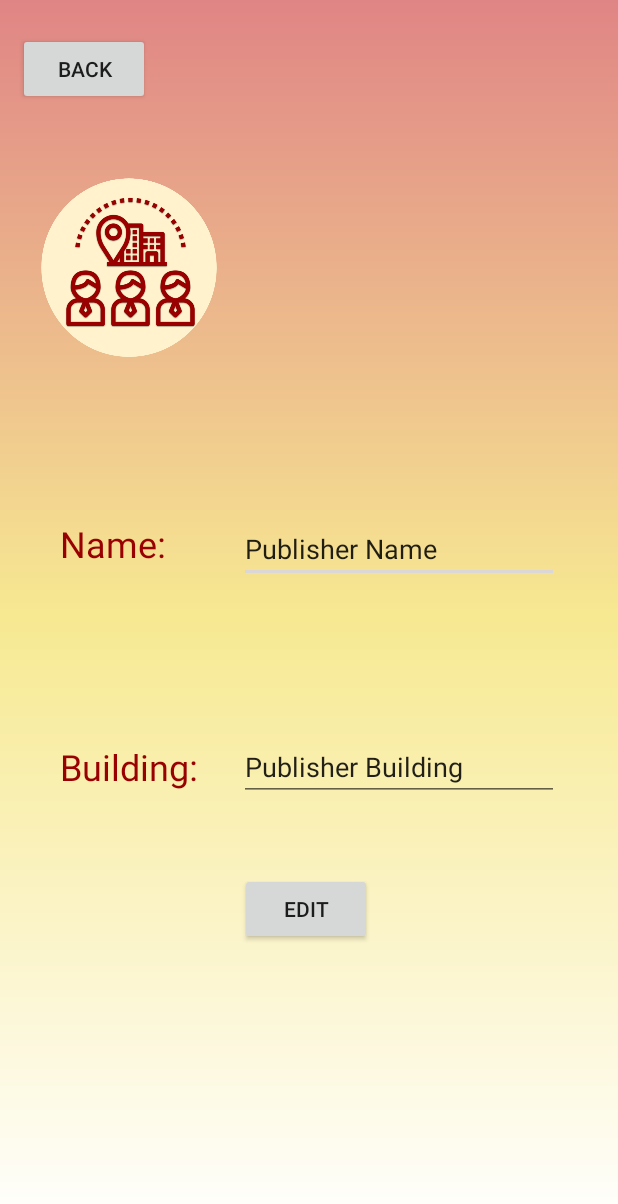
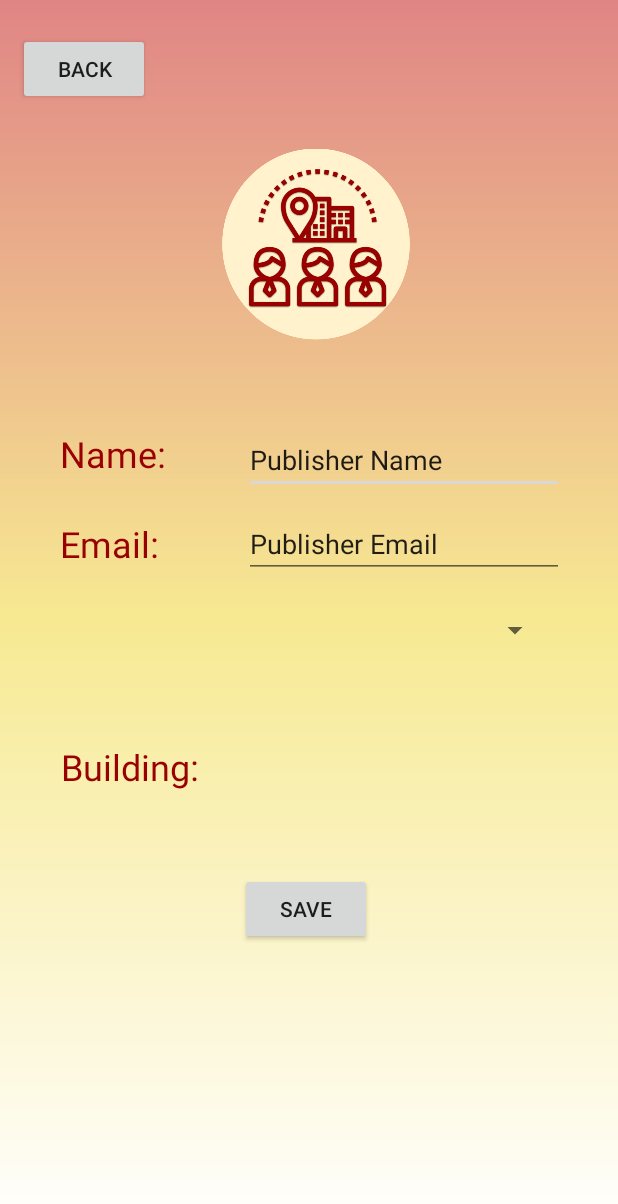
Before and after one commit to tommyacin/CSCI310_USC_CampuSee, an Android app: the layout publisher_profile_page.xml on its own in the app's theme, with its tools: preview values and no code run, on a phone screen of 412 x 824 dp. Shown: the top 1204 px of the screen. Run offline under Robolectric (Android 15) with nearby library versions, the phone set to English and light mode, and no system bars.

Commit message:
publisher profile page

```diff
--- /dev/null
+++ b/app/src/main/java/com/example/campusee/PublisherProfilePage.java
@@ -0,0 +1,4 @@
+package com.example.campusee;
+
+public class PublisherProfilePage {
+}
--- a/app/src/main/res/layout/publisher_profile_page.xml
+++ b/app/src/main/res/layout/publisher_profile_page.xml
@@ -10,8 +10,8 @@
         android:id="@+id/PublisherName"
         android:layout_width="wrap_content"
         android:layout_height="wrap_content"
-        android:layout_marginTop="343dp"
-        android:layout_marginEnd="39dp"
+        android:layout_marginTop="284dp"
+        android:layout_marginEnd="36dp"
         android:ems="10"
         android:inputType="textPersonName"
         android:text="Publisher Name"
@@ -19,18 +19,31 @@
         app:layout_constraintTop_toTopOf="parent" />
 
     <EditText
-        android:id="@+id/PublisherBuilding"
+        android:id="@+id/publisherEmail"
         android:layout_width="wrap_content"
         android:layout_height="wrap_content"
-        android:layout_marginEnd="39dp"
-        android:layout_marginBottom="48dp"
+        android:layout_marginTop="340dp"
+        android:layout_marginEnd="36dp"
         android:ems="10"
         android:inputType="textPersonName"
-        android:text="Publisher Building"
-        app:layout_constraintBottom_toTopOf="@+id/editProfileInfo"
+        android:text="Publisher Email"
         app:layout_constraintEnd_toEndOf="parent"
-        app:layout_constraintTop_toBottomOf="@+id/PublisherName"
-        app:layout_constraintVertical_bias="1.0" />
+        app:layout_constraintTop_toTopOf="parent" />
+
+    <Spinner
+        android:id="@+id/publisher_signup_building"
+        android:layout_width="207dp"
+        android:layout_height="21dp"
+        android:layout_marginStart="17dp"
+        android:layout_marginTop="24dp"
+        android:layout_marginEnd="44dp"
+        android:ems="10"
+        android:hint="Building"
+        android:inputType="textPersonName"
+        app:layout_constraintEnd_toEndOf="parent"
+        app:layout_constraintHorizontal_bias="0.0"
+        app:layout_constraintStart_toEndOf="@+id/buildingText"
+        app:layout_constraintTop_toBottomOf="@+id/publisherEmail" />
 
     <Button
         android:id="@+id/backToHome"
@@ -43,13 +56,13 @@
         app:layout_constraintTop_toTopOf="parent" />
 
     <Button
-        android:id="@+id/editProfileInfo"
+        android:id="@+id/saveProfileInfo"
         android:layout_width="wrap_content"
         android:layout_height="wrap_content"
         android:layout_marginStart="159dp"
         android:layout_marginEnd="164dp"
         android:layout_marginBottom="194dp"
-        android:text="Edit"
+        android:text="Save"
         app:layout_constraintBottom_toBottomOf="parent"
         app:layout_constraintEnd_toEndOf="parent"
         app:layout_constraintStart_toStartOf="parent" />
@@ -59,8 +72,22 @@
         android:layout_width="78dp"
         android:layout_height="38dp"
         android:layout_marginStart="40dp"
+        android:layout_marginTop="216dp"
+        android:text="Name:"
+        android:textColor="@color/colorPrimary"
+        android:textSize="24sp"
+        app:layout_constraintEnd_toStartOf="@+id/PublisherName"
+        app:layout_constraintHorizontal_bias="0.0"
+        app:layout_constraintStart_toStartOf="parent"
+        app:layout_constraintTop_toBottomOf="@+id/backToHome" />
+
+    <TextView
+        android:id="@+id/nameText2"
+        android:layout_width="78dp"
+        android:layout_height="38dp"
+        android:layout_marginStart="40dp"
         android:layout_marginTop="276dp"
-        android:text="Name:"
+        android:text="Email:"
         android:textColor="@color/colorPrimary"
         android:textSize="24sp"
         app:layout_constraintEnd_toStartOf="@+id/PublisherName"
@@ -73,20 +100,24 @@
         android:layout_width="102dp"
         android:layout_height="40dp"
         android:layout_marginStart="40dp"
+        android:layout_marginEnd="269dp"
         android:layout_marginBottom="289dp"
         android:text="Building:"
         android:textColor="@color/colorPrimary"
         android:textSize="24sp"
         app:layout_constraintBottom_toBottomOf="parent"
-        app:layout_constraintEnd_toStartOf="@+id/PublisherBuilding"
-        app:layout_constraintHorizontal_bias="0.0"
+        app:layout_constraintEnd_toEndOf="parent"
         app:layout_constraintStart_toStartOf="parent" />
 
     <ImageView
         android:id="@+id/imageView8"
-        android:layout_width="162dp"
-        android:layout_height="359dp"
-        app:srcCompat="@drawable/big_icon"
-        tools:layout_editor_absoluteX="124dp"
-        tools:layout_editor_absoluteY="25dp" />
+        android:layout_width="173dp"
+        android:layout_height="188dp"
+        android:layout_marginTop="70dp"
+        android:layout_marginEnd="120dp"
+        app:layout_constraintEnd_toEndOf="parent"
+        app:layout_constraintHorizontal_bias="1.0"
+        app:layout_constraintStart_toStartOf="parent"
+        app:layout_constraintTop_toTopOf="parent"
+        app:srcCompat="@drawable/big_icon" />
 </androidx.constraintlayout.widget.ConstraintLayout>
```
